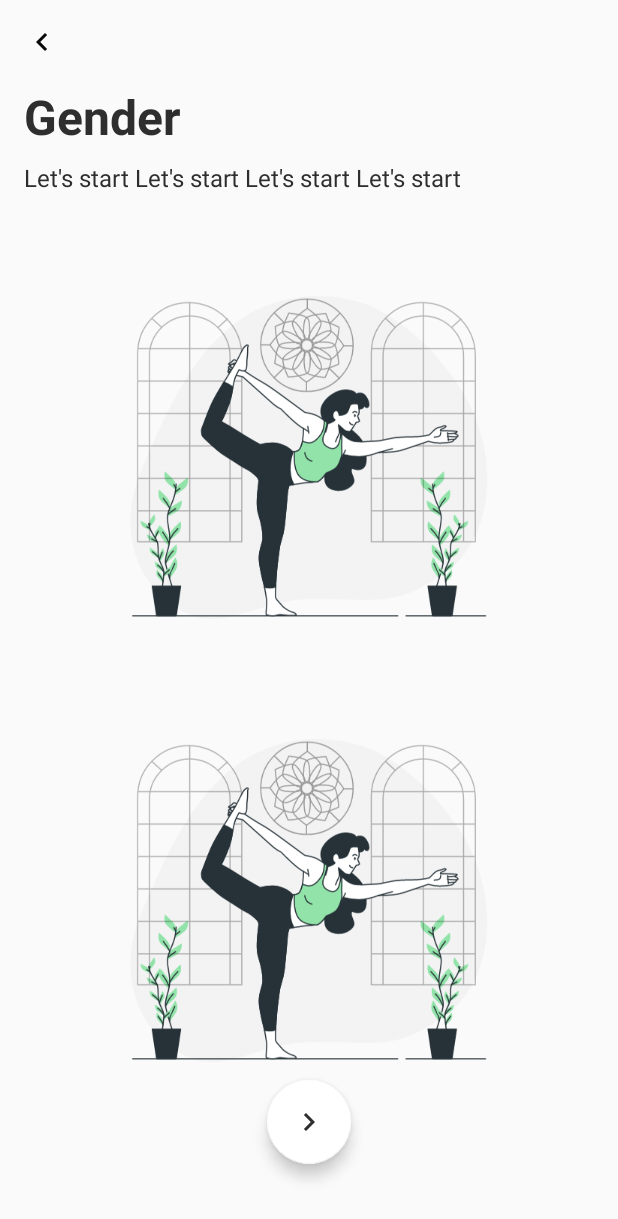
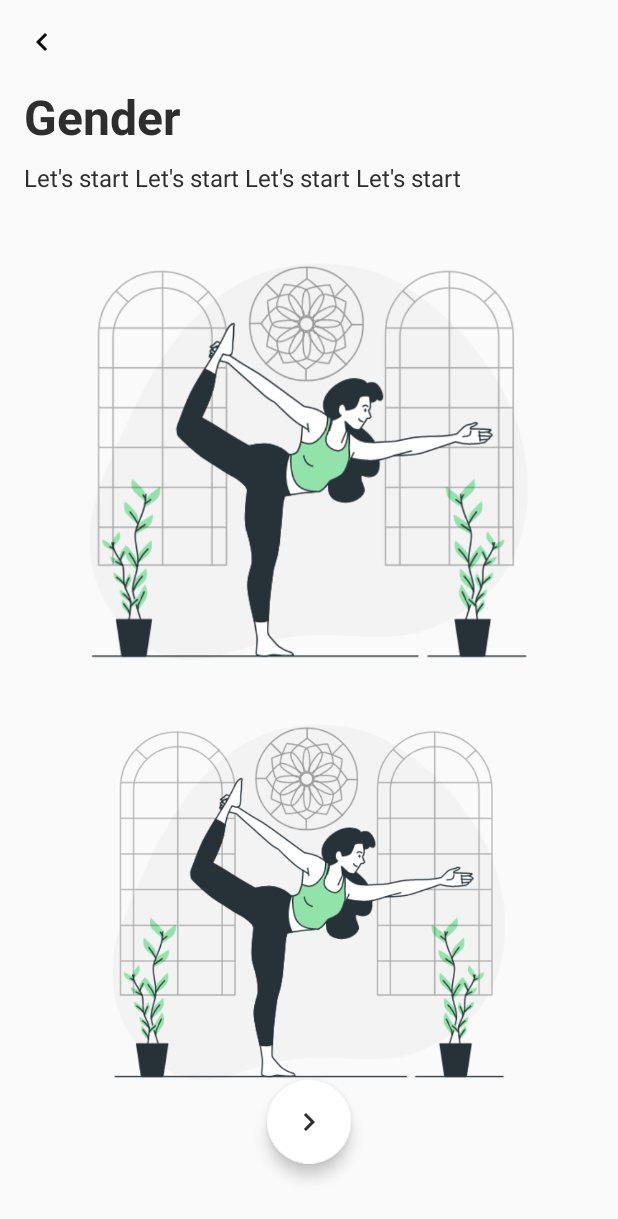
Before and after one commit to doganzekiye/PersonalDietAssistant, an Android app: the GenderFragment screen opened through its navigation route, on a phone screen of 412 x 824 dp. Shown: the top 1219 px of the screen. Run offline under Robolectric (Android 15) with nearby library versions, the phone set to English and light mode, and no system bars; our stand-ins replace data binding.

Commit message:
Redesign gender layout.

```diff
--- a/app/src/main/res/layout/fragment_gender.xml
+++ b/app/src/main/res/layout/fragment_gender.xml
@@ -47,8 +47,8 @@
 
         <ImageView
             android:id="@+id/iv_female"
-            android:layout_width="match_parent"
-            android:layout_height="240dp"
+            android:layout_width="@dimen/dp0"
+            android:layout_height="@dimen/dp0"
             android:layout_marginTop="@dimen/dp16"
             android:layout_marginHorizontal="@dimen/dp16"
             android:src="@drawable/intro_1_image"
@@ -59,8 +59,8 @@
 
         <ImageView
             android:id="@+id/iv_male"
-            android:layout_width="match_parent"
-            android:layout_height="240dp"
+            android:layout_width="@dimen/dp0"
+            android:layout_height="@dimen/dp0"
             android:layout_marginTop="@dimen/dp16"
             android:layout_marginHorizontal="@dimen/dp16"
             android:src="@drawable/intro_1_image"
```
